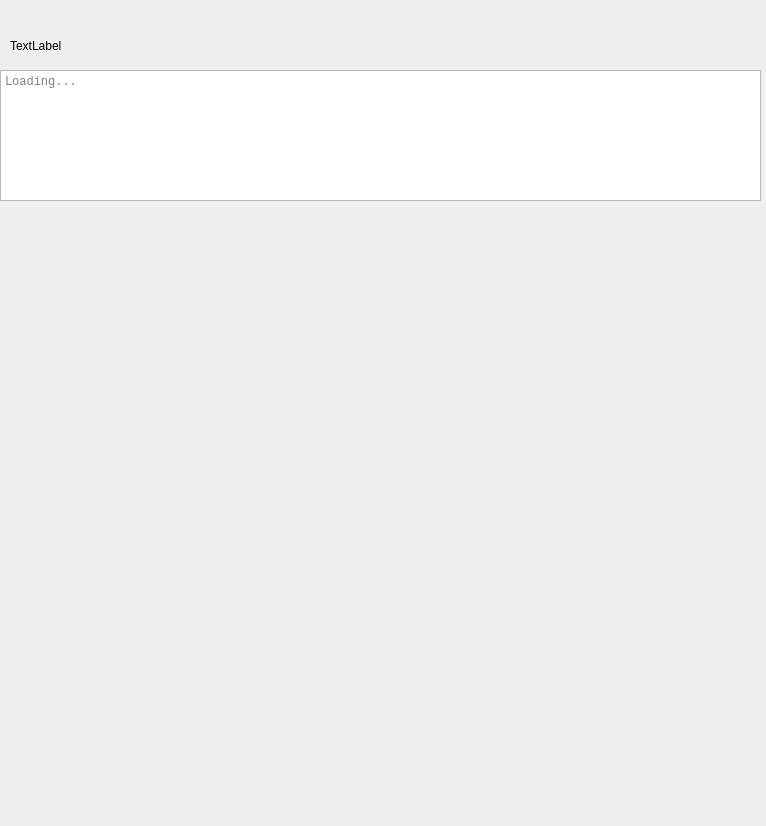
Qt form frontend/quiver_tab_view.ui (ricorx7/rti_reportr) before a commit.
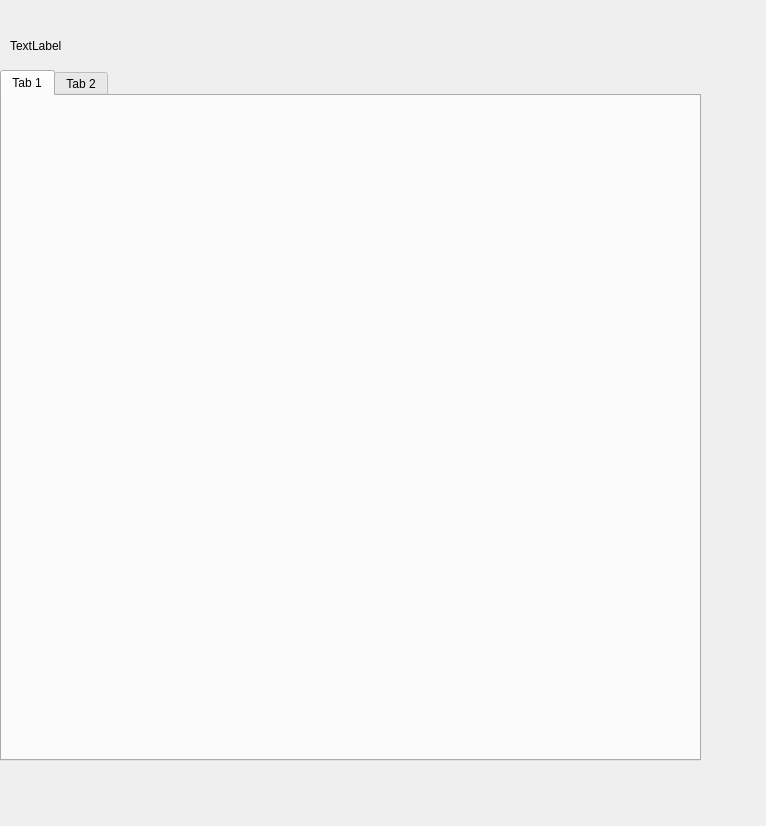
The same form after that commit.

Commit message: Moved the plots to a tab panel

```diff
--- a/frontend/quiver_tab_view.ui
+++ b/frontend/quiver_tab_view.ui
@@ -26,42 +26,25 @@
     <string>TextLabel</string>
    </property>
   </widget>
-  <widget class="QTextEdit" name="summaryTextEdit">
+  <widget class="QTabWidget" name="tabWidget">
    <property name="geometry">
     <rect>
      <x>0</x>
      <y>70</y>
-     <width>761</width>
-     <height>131</height>
+     <width>701</width>
+     <height>691</height>
     </rect>
    </property>
-   <property name="font">
-    <font>
-     <family>Courier New</family>
-    </font>
-   </property>
-   <property name="horizontalScrollBarPolicy">
-    <enum>Qt::ScrollBarAsNeeded</enum>
-   </property>
-   <property name="readOnly">
-    <bool>true</bool>
-   </property>
-   <property name="tabStopWidth">
-    <number>86</number>
-   </property>
-   <property name="placeholderText">
-    <string>Loading...</string>
-   </property>
-  </widget>
-  <widget class="QWidget" name="htmlWidget" native="true">
-   <property name="geometry">
-    <rect>
-     <x>0</x>
-     <y>218</y>
-     <width>760</width>
-     <height>600</height>
-    </rect>
-   </property>
+   <widget class="QWidget" name="tab">
+    <attribute name="title">
+     <string>Tab 1</string>
+    </attribute>
+   </widget>
+   <widget class="QWidget" name="tab_2">
+    <attribute name="title">
+     <string>Tab 2</string>
+    </attribute>
+   </widget>
   </widget>
  </widget>
  <resources/>
```
The commit also changes 3 other files.
